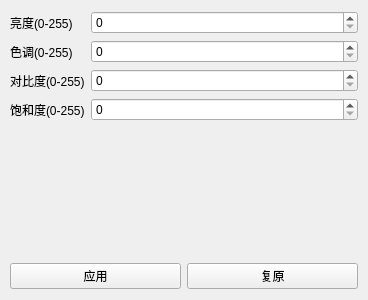
intWang/BDY, file PC_ClientSDK.201804142014/PPPCS_ClientUI/ParamWnd.ui: the form before one commit.
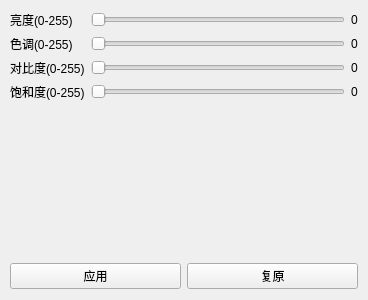
The form after the commit.

Patch:
```diff
--- a/PC_ClientSDK.201804142014/PPPCS_ClientUI/ParamWnd.ui
+++ b/PC_ClientSDK.201804142014/PPPCS_ClientUI/ParamWnd.ui
@@ -21,11 +21,11 @@
     <number>10</number>
    </property>
    <item>
-    <layout class="QFormLayout" name="formLayout_2">
-     <item row="0" column="0">
-      <widget class="QLabel" name="label">
-       <property name="text">
-        <string>亮度(0-255)</string>
+    <layout class="QGridLayout" name="gridLayout">
+     <item row="0" column="1">
+      <widget class="QSlider" name="sldBrightness">
+       <property name="orientation">
+        <enum>Qt::Horizontal</enum>
        </property>
       </widget>
      </item>
@@ -36,6 +36,13 @@
        </property>
       </widget>
      </item>
+     <item row="1" column="1">
+      <widget class="QSlider" name="sldTone">
+       <property name="orientation">
+        <enum>Qt::Horizontal</enum>
+       </property>
+      </widget>
+     </item>
      <item row="2" column="0">
       <widget class="QLabel" name="label_3">
        <property name="text">
@@ -43,6 +50,13 @@
        </property>
       </widget>
      </item>
+     <item row="2" column="1">
+      <widget class="QSlider" name="sldContrast">
+       <property name="orientation">
+        <enum>Qt::Horizontal</enum>
+       </property>
+      </widget>
+     </item>
      <item row="3" column="0">
       <widget class="QLabel" name="label_4">
        <property name="text">
@@ -50,31 +64,45 @@
        </property>
       </widget>
      </item>
-     <item row="0" column="1">
-      <widget class="QSpinBox" name="spinBrightness">
-       <property name="maximum">
-        <number>255</number>
-       </property>
-      </widget>
-     </item>
-     <item row="1" column="1">
-      <widget class="QSpinBox" name="spinTone">
-       <property name="maximum">
-        <number>255</number>
-       </property>
-      </widget>
-     </item>
-     <item row="2" column="1">
-      <widget class="QSpinBox" name="spinContrast">
-       <property name="maximum">
-        <number>255</number>
+     <item row="0" column="0">
+      <widget class="QLabel" name="label">
+       <property name="text">
+        <string>亮度(0-255)</string>
        </property>
       </widget>
      </item>
      <item row="3" column="1">
-      <widget class="QSpinBox" name="spinSaturation">
-       <property name="maximum">
-        <number>255</number>
+      <widget class="QSlider" name="sldSaturation">
+       <property name="orientation">
+        <enum>Qt::Horizontal</enum>
+       </property>
+      </widget>
+     </item>
+     <item row="0" column="2">
+      <widget class="QLabel" name="lblBrightness">
+       <property name="text">
+        <string>0</string>
+       </property>
+      </widget>
+     </item>
+     <item row="1" column="2">
+      <widget class="QLabel" name="lblTone">
+       <property name="text">
+        <string>0</string>
+       </property>
+      </widget>
+     </item>
+     <item row="2" column="2">
+      <widget class="QLabel" name="lblContrast">
+       <property name="text">
+        <string>0</string>
+       </property>
+      </widget>
+     </item>
+     <item row="3" column="2">
+      <widget class="QLabel" name="lblSaturation">
+       <property name="text">
+        <string>0</string>
        </property>
       </widget>
      </item>
```
